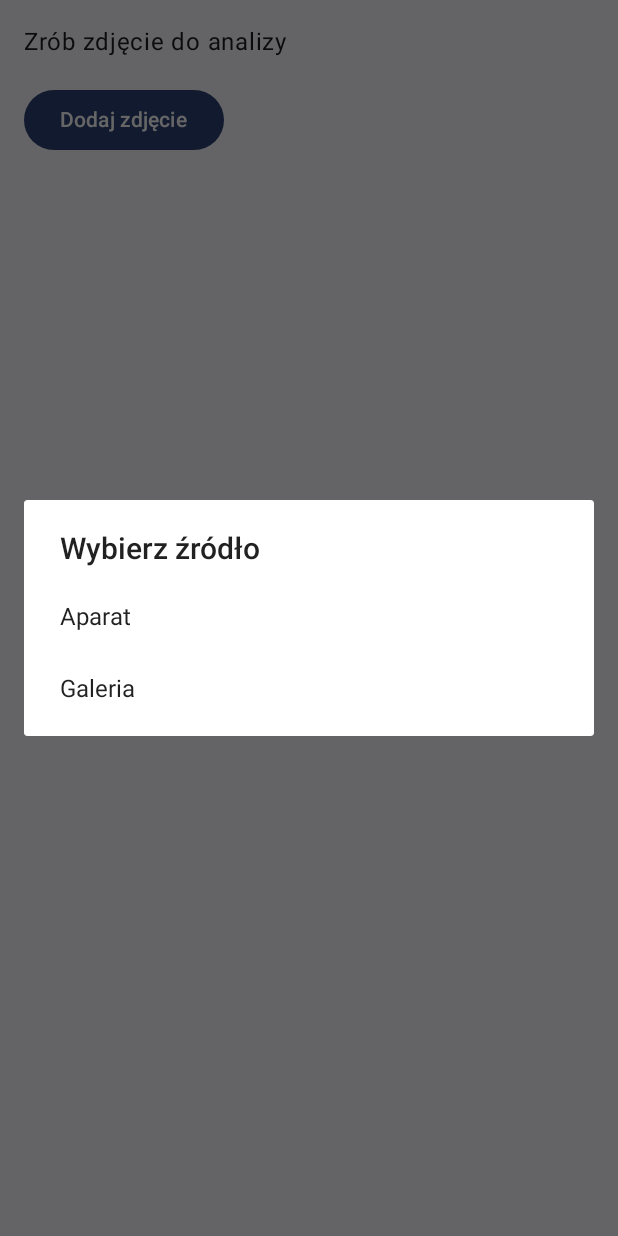
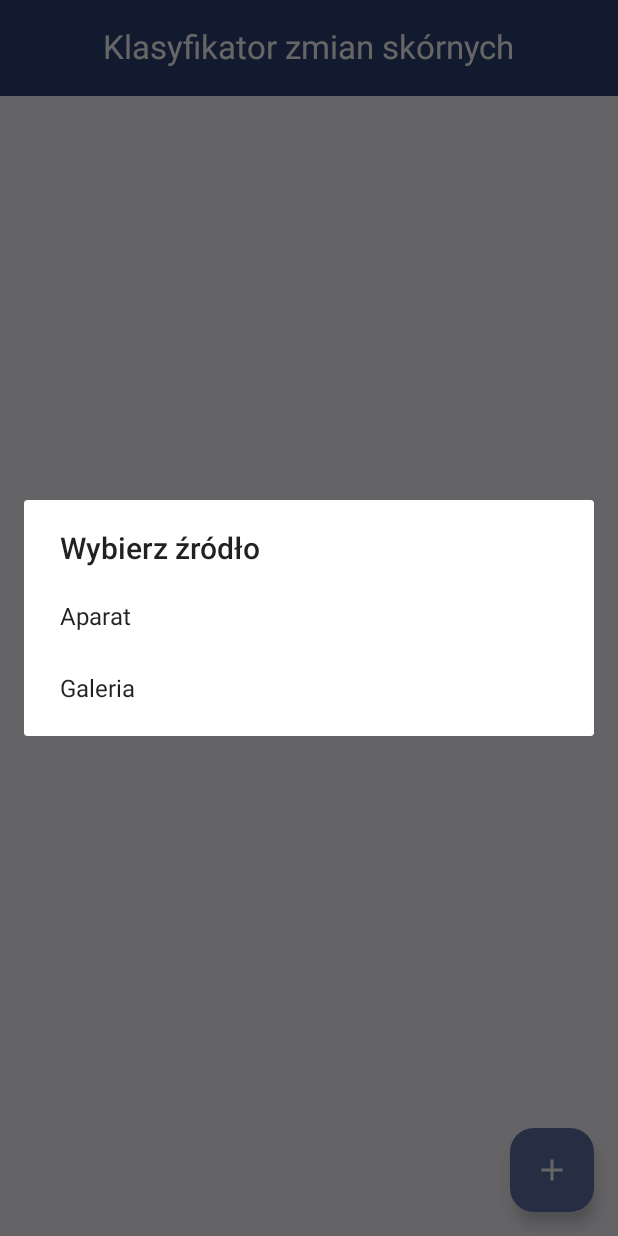
Before and after one commit to hamoncito/SEM-2025-AP, an Android app built with Jetpack Compose: the screen it shows after launch (MainActivity), after a tap on "Dodaj zdjęcie", on a phone screen of 412 x 824 dp. Run offline under Robolectric (Android 15) with nearby library versions, the phone set to English and light mode, and no system bars; libraries missing offline, so code that uses them is left out: org.tensorflow.lite; 1 statement that could not run was skipped.

```diff
--- a/kod/app/src/main/java/skin/lesion/detection/MainActivity.kt
+++ b/kod/app/src/main/java/skin/lesion/detection/MainActivity.kt
@@ -19,7 +19,8 @@ class MainActivity : ComponentActivity() {
         setContent {
             SkinlesiondetectionTheme {
                 Scaffold(modifier = Modifier.fillMaxSize()) { innerPadding ->
-                    MainContent(modifier = Modifier.padding(innerPadding))
+                    MainContent(
+                        modifier = Modifier.padding(innerPadding))
                 }
             }
         }
--- /dev/null
+++ b/kod/app/src/main/java/skin/lesion/detection/models/PredictionResult.kt
@@ -0,0 +1,3 @@
+package skin.lesion.detection.models
+
+data class PredictionResult(val lesionType: LesionType, val confidence: Float)
--- a/kod/app/src/main/java/skin/lesion/detection/MainContent.kt
+++ b/kod/app/src/main/java/skin/lesion/detection/ui/MainContent.kt
@@ -1,21 +1,20 @@
-import android.Manifest
-import android.app.AlertDialog
 import android.graphics.Bitmap
 import android.net.Uri
 import android.widget.Toast
 import androidx.activity.compose.rememberLauncherForActivityResult
 import androidx.activity.result.contract.ActivityResultContracts
-import androidx.compose.foundation.Image
-import androidx.compose.foundation.layout.*
-import androidx.compose.material3.Button
-import androidx.compose.material3.Text
-import androidx.compose.runtime.*
+import androidx.compose.runtime.Composable
+import androidx.compose.runtime.LaunchedEffect
+import androidx.compose.runtime.getValue
+import androidx.compose.runtime.mutableStateOf
+import androidx.compose.runtime.remember
+import androidx.compose.runtime.setValue
 import androidx.compose.ui.Modifier
-import androidx.compose.ui.graphics.asImageBitmap
 import androidx.compose.ui.platform.LocalContext
-import androidx.compose.ui.unit.dp
 import androidx.core.content.FileProvider
+import skin.lesion.detection.ui.ScreenLayout
 import skin.lesion.detection.TFLiteHelper
+import skin.lesion.detection.models.PredictionResult
 import java.io.File
 
 @Composable
@@ -23,13 +22,13 @@ internal fun MainContent(modifier: Modifier) {
     val context = LocalContext.current
     var imageUri by remember { mutableStateOf<Uri?>(null) }
     var imageBitmap by remember { mutableStateOf<Bitmap?>(null) }
-    var prediction by remember { mutableStateOf<String?>(null) }
+    var predictions by remember { mutableStateOf<List<PredictionResult>?>(null) }
 
     val tfliteHelper = remember { TFLiteHelper(context) }
 
     LaunchedEffect(imageBitmap) {
         imageBitmap?.let {
-            prediction = tfliteHelper.predict(it)
+            predictions = tfliteHelper.predict(it)
         }
     }
 
@@ -43,7 +42,7 @@ internal fun MainContent(modifier: Modifier) {
                 stream?.close()
 
                 imageBitmap?.let {
-                    prediction = TFLiteHelper(context).predict(it)
+                    predictions = TFLiteHelper(context).predict(it)
                 }
             }
         }
@@ -53,6 +52,7 @@ internal fun MainContent(modifier: Modifier) {
         contract = ActivityResultContracts.GetContent()
     ) { uri: Uri? ->
         uri?.let {
+            predictions = null
             val stream = context.contentResolver.openInputStream(it)
             imageBitmap = android.graphics.BitmapFactory.decodeStream(stream)
             stream?.close()
@@ -63,6 +63,7 @@ internal fun MainContent(modifier: Modifier) {
         contract = ActivityResultContracts.RequestPermission()
     ) { granted ->
         if (granted) {
+            predictions = null
             val file = File(context.cacheDir, "skinlesion.jpg")
             val uri = FileProvider.getUriForFile(
                 context,
@@ -76,40 +77,12 @@ internal fun MainContent(modifier: Modifier) {
         }
     }
 
-    Column(
-        modifier = modifier
-            .fillMaxSize()
-            .padding(16.dp)
-    ) {
-        Text("Zrób zdjęcie do analizy")
-
-        Button(
-            onClick = {
-                val options = arrayOf("Aparat", "Galeria")
-                AlertDialog.Builder(context)
-                    .setTitle("Wybierz źródło")
-                    .setItems(options) { _, which ->
-                        when (which) {
-                            0 -> permissionLauncher.launch(Manifest.permission.CAMERA)
-                            1 -> galleryLauncher.launch("image/*")
-                        }
-                    }
-                    .show()
-            },
-            modifier = Modifier.padding(top = 16.dp)
-        ) {
-            Text("Dodaj zdjęcie")
-        }
-        imageBitmap?.let { bmp ->
-            Image(
-                bitmap = bmp.asImageBitmap(),
-                contentDescription = "Zrobione zdjęcie",
-                modifier = Modifier.padding(top = 16.dp)
-            )
-        }
-
-        prediction?.let {
-            Text("Wykryto: $it", modifier = Modifier.padding(top = 16.dp))
-        }
-    }
+    ScreenLayout(
+        modifier,
+        galleryLauncher,
+        permissionLauncher,
+        imageBitmap,
+        predictions,
+        context
+    )
 }
--- /dev/null
+++ b/kod/app/src/main/java/skin/lesion/detection/ui/ScreenLayout.kt
@@ -0,0 +1,95 @@
+package skin.lesion.detection.ui
+
+import android.Manifest
+import android.app.AlertDialog
+import android.content.Context
+import android.graphics.Bitmap
+import android.net.Uri
+import androidx.activity.compose.ManagedActivityResultLauncher
+import androidx.compose.foundation.Image
+import androidx.compose.foundation.layout.Column
+import androidx.compose.foundation.layout.fillMaxSize
+import androidx.compose.foundation.layout.padding
+import androidx.compose.material.icons.Icons
+import androidx.compose.material.icons.filled.Add
+import androidx.compose.material3.CenterAlignedTopAppBar
+import androidx.compose.material3.ExperimentalMaterial3Api
+import androidx.compose.material3.FloatingActionButton
+import androidx.compose.material3.Icon
+import androidx.compose.material3.MaterialTheme
+import androidx.compose.material3.Scaffold
+import androidx.compose.material3.Text
+import androidx.compose.material3.TopAppBarDefaults
+import androidx.compose.runtime.Composable
+import androidx.compose.ui.Alignment
+import androidx.compose.ui.Modifier
+import androidx.compose.ui.graphics.asImageBitmap
+import androidx.compose.ui.unit.dp
+import skin.lesion.detection.models.PredictionResult
+
+@OptIn(ExperimentalMaterial3Api::class)
+@Composable
+internal fun ScreenLayout(
+    modifier: Modifier,
+    galleryLauncher:  ManagedActivityResultLauncher<String, Uri?>,
+    permissionLauncher: ManagedActivityResultLauncher<String, Boolean>,
+    imageBitmap: Bitmap?,
+    predictions: List<PredictionResult>?,
+    context: Context,
+) {
+    Scaffold(
+        modifier = modifier,
+        topBar = {
+            CenterAlignedTopAppBar(
+                title = {
+                    Text(
+                        "Klasyfikator zmian skórnych",
+                        style = MaterialTheme.typography.titleLarge
+                    )
+                },
+                colors = TopAppBarDefaults.topAppBarColors(
+                    containerColor = MaterialTheme.colorScheme.primary,
+                    titleContentColor = MaterialTheme.colorScheme.onPrimary
+                )
+            )
+        },
+        floatingActionButton = {
+            FloatingActionButton(
+                onClick = {
+                    val options = arrayOf("Aparat", "Galeria")
+                    AlertDialog.Builder(context)
+                        .setTitle("Wybierz źródło")
+                        .setItems(options) { _, which ->
+                            when (which) {
+                                0 -> permissionLauncher.launch(Manifest.permission.CAMERA)
+                                1 -> galleryLauncher.launch("image/*")
+                            }
+                        }
+                        .show()
+                }
+            ) {
+                Icon(Icons.Filled.Add, contentDescription = "Dodaj zdjęcie")
+            }
+        }
+    ) { paddingValues ->
+        Column(
+            modifier = Modifier
+                .fillMaxSize()
+                .padding(paddingValues)
+                .padding(16.dp),
+            horizontalAlignment = Alignment.CenterHorizontally,
+        ) {
+            imageBitmap?.let {
+                Image(
+                    bitmap = it.asImageBitmap(),
+                    contentDescription = "Zrobione zdjęcie",
+                    modifier = Modifier.padding(top = 16.dp)
+                )
+            }
+
+            predictions?.let {
+                AnalysisPanel(predictions)
+            }
+        }
+    }
+}
```
Also changed, not shown: kod/app/src/main/java/skin/lesion/detection/TFLiteHelper.kt (+9 -6 lines), kod/app/src/main/java/skin/lesion/detection/models/LesionType.kt (added, +18 -0 lines), kod/app/src/main/java/skin/lesion/detection/ui/AnalysisPanel.kt (added, +91 -0 lines).
